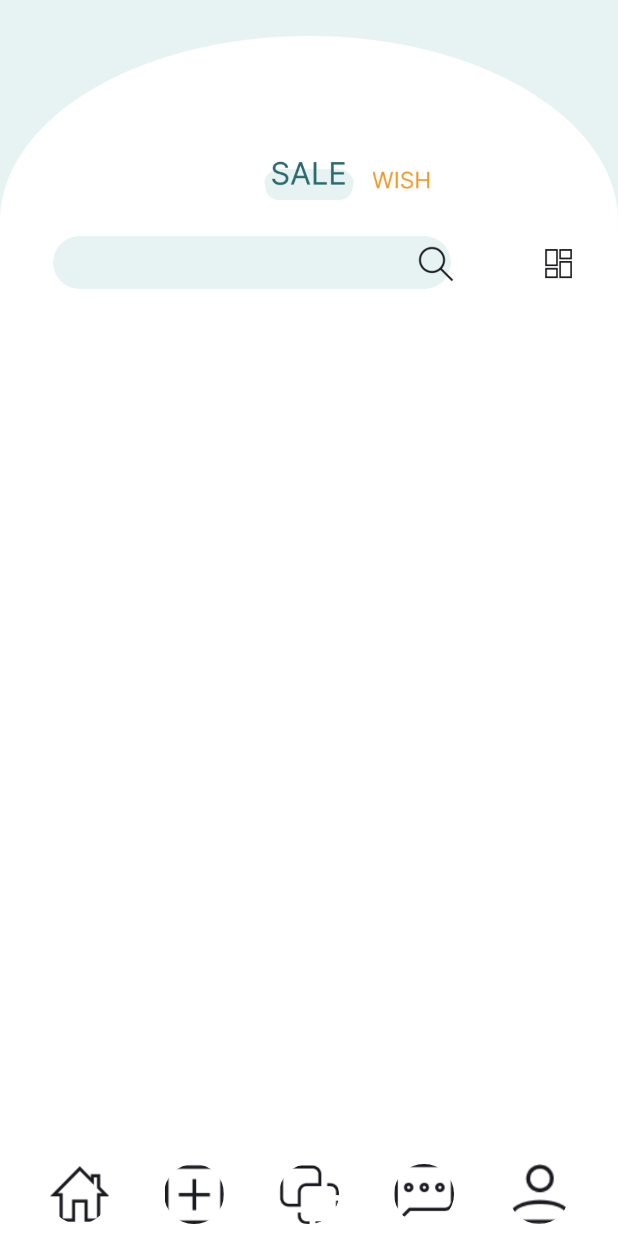
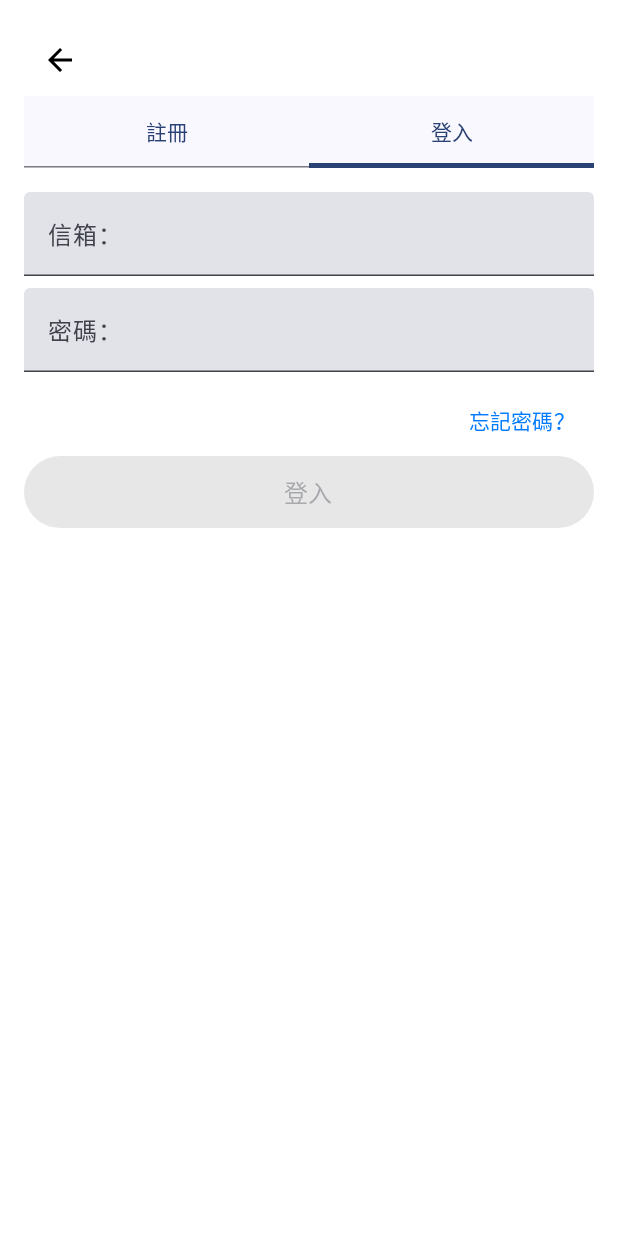
Before and after one commit to Homer-Lin/C2CFastPay_Card, an Android app built with Jetpack Compose: the screen it shows after launch (MainActivity), on a phone screen of 412 x 824 dp. Run offline under Robolectric (Android 15) with nearby library versions, the phone set to English and light mode, and no system bars; our stand-ins replace Firebase (no records; nobody signed in at launch, a user with empty details on screens opened directly).

Commit message:
千辛萬苦終於把註冊登入功能串上去惹

```diff
--- /dev/null
+++ b/app/src/main/java/com/example/c2cfastpay_card/UIScreen/Screens/LoginScreen.kt
@@ -0,0 +1,150 @@
+package com.example.c2cfastpay_card.UIScreen.Screens
+
+import androidx.compose.foundation.layout.*
+import androidx.compose.foundation.text.KeyboardOptions
+import androidx.compose.material.icons.Icons
+import androidx.compose.material.icons.automirrored.filled.ArrowBack
+import androidx.compose.material3.*
+import androidx.compose.runtime.*
+import androidx.compose.ui.Alignment
+import androidx.compose.ui.Modifier
+import androidx.compose.ui.graphics.Color
+import androidx.compose.ui.text.input.KeyboardType
+import androidx.compose.ui.text.input.PasswordVisualTransformation
+import androidx.compose.ui.tooling.preview.Preview
+import androidx.compose.ui.unit.dp
+import androidx.compose.ui.unit.sp
+import androidx.navigation.NavController
+import androidx.compose.foundation.background
+import androidx.compose.ui.platform.LocalContext
+import androidx.lifecycle.viewmodel.compose.viewModel
+import androidx.navigation.compose.rememberNavController
+import com.example.c2cfastpay_card.navigation.Screen
+import com.example.c2cfastpay_card.UIScreen.Screens.LoginViewModel
+import com.example.c2cfastpay_card.ui.theme.C2CFastPay_CardTheme
+
+
+@Composable
+fun LoginScreen(
+    navController: NavController,
+    onSwitchToRegister: () -> Unit,
+    onForgetPasswordClick: () -> Unit
+) {
+    val viewModel: LoginViewModel = viewModel()
+    val context = LocalContext.current
+
+    Column(
+        modifier = Modifier
+            .fillMaxSize()
+            .background(Color.White)
+            .padding(16.dp)
+    ) {
+        // 返回按鈕
+        IconButton(onClick = { navController.popBackStack() }) {
+            Icon(
+                imageVector = Icons.AutoMirrored.Filled.ArrowBack,
+                contentDescription = "Back Button"
+            )
+        }
+
+        // 註冊/登入切換
+        TabRow(
+            selectedTabIndex = 1,
+            modifier = Modifier.fillMaxWidth()
+        ) {
+            Tab(
+                selected = false,
+                onClick = onSwitchToRegister,
+                text = { Text("註冊") }
+            )
+            Tab(
+                selected = true,
+                onClick = { /* 當前頁面，不需要動作 */ },
+                text = { Text("登入") }
+            )
+        }
+
+        Spacer(modifier = Modifier.height(16.dp))
+
+        TextField(
+            value = viewModel.loginEmail,
+            onValueChange = { viewModel.updateEmail(it) },
+            label = { Text("信箱：", fontSize = 16.sp) },
+            modifier = Modifier
+                .fillMaxWidth()
+                .padding(bottom = 8.dp),
+            keyboardOptions = KeyboardOptions(keyboardType = KeyboardType.Email),
+            isError = viewModel.errorMessage.isNotEmpty()
+        )
+
+        TextField(
+            value = viewModel.loginPassword,
+            onValueChange = { viewModel.updatePassword(it) },
+            label = { Text("密碼：", fontSize = 16.sp) },
+            modifier = Modifier
+                .fillMaxWidth()
+                .padding(bottom = 8.dp),
+            visualTransformation = PasswordVisualTransformation(),
+            keyboardOptions = KeyboardOptions(keyboardType = KeyboardType.Password),
+
+            isError = viewModel.errorMessage.isNotEmpty()
+        )
+
+        TextButton(
+            onClick = onForgetPasswordClick,
+            modifier = Modifier.align(Alignment.End)
+        ) {
+            Text("忘記密碼？", color = Color(0xFF007AFF), fontSize = 14.sp)
+        }
+
+        if (viewModel.errorMessage.isNotEmpty()) {
+            Text(
+                text = viewModel.errorMessage,
+                color = MaterialTheme.colorScheme.error,
+                fontSize = 14.sp,
+                modifier = Modifier
+                    .fillMaxWidth()
+                    .padding(bottom = 16.dp)
+            )
+        }
+
+        Button(
+            onClick = {
+                viewModel.login {
+                    // 【修改】使用 Screen.Sale.route
+                    navController.navigate(Screen.Sale.route) {
+                        // 【修改】使用 Screen.Login.route
+                        popUpTo(Screen.Login.route) { inclusive = true }
+                    }
+                }
+            },
+            modifier = Modifier
+                .fillMaxWidth()
+                .height(48.dp),
+            colors = ButtonDefaults.buttonColors(
+                containerColor = Color(0xFF007AFF),
+                contentColor = Color.White
+            ),
+            enabled = viewModel.loginEmail.isNotBlank() && viewModel.loginPassword.isNotBlank() && !viewModel.isLoading
+        ) {
+            if (viewModel.isLoading) {
+                CircularProgressIndicator(color = Color.White, modifier = Modifier.size(24.dp))
+            } else {
+                Text("登入", fontSize = 16.sp)
+            }
+        }
+    }
+}
+
+@Preview(showBackground = true)
+@Composable
+fun LoginScreenPreview() {
+    // 【修正 3】 使用您專案的 Theme
+    C2CFastPay_CardTheme {
+        LoginScreen(
+            navController = rememberNavController(),
+            onSwitchToRegister = {},
+            onForgetPasswordClick = {}
+        )
+    }
+}
--- a/app/src/main/java/com/example/c2cfastpay_card/navigation/AppNavigation.kt
+++ b/app/src/main/java/com/example/c2cfastpay_card/navigation/AppNavigation.kt
@@ -23,6 +23,9 @@ import androidx.compose.ui.platform.LocalContext
 import com.example.c2cfastpay_card.UIScreen.components.WishRepository
 import com.google.gson.Gson
 
+import com.example.c2cfastpay_card.UIScreen.Screens.LoginScreen
+import com.example.c2cfastpay_card.UIScreen.Screens.RegisterScreen
+import com.example.c2cfastpay_card.UIScreen.Screens.ForgotPasswordScreen
 /**
  * 這是「導航圖」(NavHost)。
  * 它就像一個「總控制器」，根據 NavController 的指令，決定現在該顯示哪個畫面。
@@ -34,8 +37,38 @@ fun AppNavigationGraph(
 ) {
     NavHost(
         navController = navController,
-        startDestination = Screen.Sale.route // 設定 App 啟動時的第一個畫面
+        startDestination = Screen.Login.route // 設定 App 啟動時的第一個畫面
     ) {
+
+        composable(route = Screen.Login.route) {
+            LoginScreen(
+                navController = navController,
+                onSwitchToRegister = {
+                    navController.navigate(Screen.Register.route)
+                },
+                onForgetPasswordClick = {
+                    navController.navigate(Screen.ForgotPassword.route)
+                },
+            )
+        }
+
+        composable(route = Screen.Register.route) {
+            RegisterScreen(
+                navController = navController,
+                onSwitchToLogin = {
+                    navController.popBackStack() // 返回登入頁
+                }
+            )
+        }
+
+        composable(route = Screen.ForgotPassword.route) {
+            ForgotPasswordScreen(
+                navController = navController,
+                onConfirmSuccess = {
+                    navController.popBackStack() // 返回登入頁
+                }
+            )
+        }
         // --- 卡片堆疊 ---
         composable(route = Screen.CardStack.route) {
             CardStackScreen(navController = navController)
@@ -67,8 +100,6 @@ fun AppNavigationGraph(
             val context = LocalContext.current
             val wishRepository = remember { WishRepository(context) }
             val wishUuid = backStackEntry.arguments?.getString("wishUuid")
-            Log.d("DataFlowDebug", "步驟 2: AppNavigation 收到 Uuid = $wishUuid")
-            // 準備一個 state 來存放 wishJson，並標記是否加載中
             var wishJsonForScreen by remember { mutableStateOf<String?>(null) }
             var isLoading by remember { mutableStateOf(true) }
 
--- a/app/src/main/java/com/example/c2cfastpay_card/navigation/Screen.kt
+++ b/app/src/main/java/com/example/c2cfastpay_card/navigation/Screen.kt
@@ -18,5 +18,8 @@ sealed class Screen(val route: String) {
     object AddProduct : Screen("add_product?wishUuid={wishUuid}")
     object AddWish : Screen("add_wish_screen")
     // 您未來可以從這裡擴充，例如：
+    object Login : Screen("login_screen")
+    object Register : Screen("register_screen")
+    object ForgotPassword : Screen("forgot_password_screen")
     // object Profile : Screen("profile_screen")
 }
--- a/build.gradle.kts
+++ b/build.gradle.kts
@@ -3,4 +3,5 @@ plugins {
     alias(libs.plugins.android.application) apply false
     alias(libs.plugins.kotlin.android) apply false
     alias(libs.plugins.kotlin.compose) apply false
+    id("com.google.gms.google-services") version "4.4.4" apply false
 }
--- a/gradle/libs.versions.toml
+++ b/gradle/libs.versions.toml
@@ -27,6 +27,7 @@ androidx-ui-test-junit4 = { group = "androidx.compose.ui", name = "ui-test-junit
 androidx-material3 = { group = "androidx.compose.material3", name = "material3" }
 androidx-constraintlayout-compose-android = { group = "androidx.constraintlayout", name = "constraintlayout-compose-android", version.ref = "constraintlayoutComposeAndroid" }
 
+
 [plugins]
 android-application = { id = "com.android.application", version.ref = "agp" }
 kotlin-android = { id = "org.jetbrains.kotlin.android", version.ref = "kotlin" }
```
Also changed, not shown: app/build.gradle.kts (+8 -0 lines), app/src/main/java/com/example/c2cfastpay_card/UIScreen/Screens/ForgotPasswordScreen.kt (added, +144 -0 lines), app/src/main/java/com/example/c2cfastpay_card/UIScreen/Screens/LoginViewModel.kt (added, +55 -0 lines), app/src/main/java/com/example/c2cfastpay_card/UIScreen/Screens/RegisterScreen.kt (added, +200 -0 lines), app/src/main/java/com/example/c2cfastpay_card/UIScreen/Screens/RegisterViewModel.kt (added, +90 -0 lines), 1 other file.
